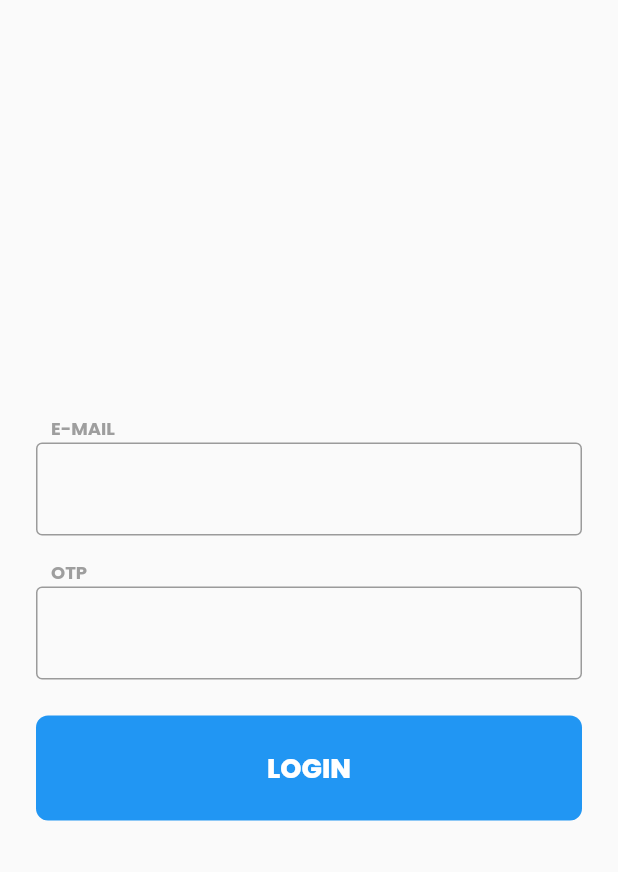
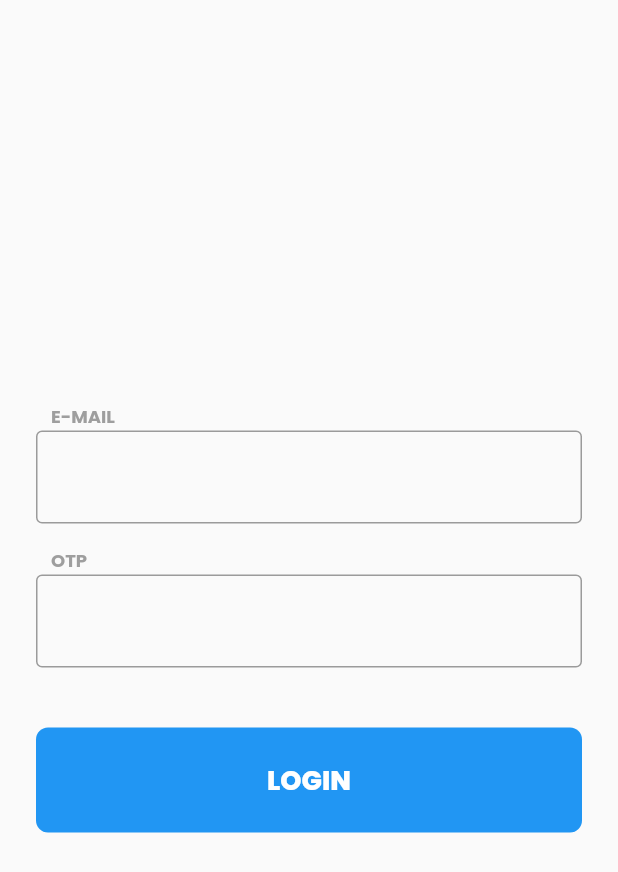
Before and after one commit to Bhaswanth-Isani/otp_login_app_project, a Flutter app: the screen it shows after launch, on a phone screen of 412 x 824 dp. Shown: the top 872 px of the screen. Run offline on Flutter 3.47's test engine with Material 2 defaults, Android fonts, the phone set to English and light mode, and no system bars; our stand-ins replace flutter_hooks, google_fonts.

Commit message:
Increased spacing between text fields and button

```diff
--- a/lib/screens/login_page.dart
+++ b/lib/screens/login_page.dart
@@ -30,7 +30,7 @@ class LoginPage extends HookWidget {
                 title: "OTP",
                 textInputType: TextInputType.number,
               ),
-              const SizedBox(height: 24),
+              const SizedBox(height: 40),
               SizedBox(
                 width: double.infinity,
                 height: 70,
```
